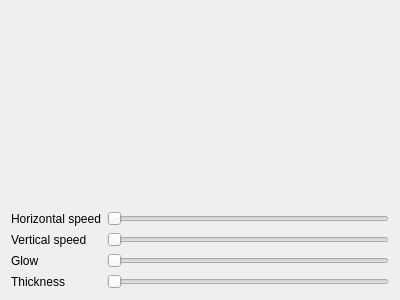
Old version of the form Effects/CrossingBeams/CrossingBeams.ui in the repository DLdota/OpenRGBEffectsPlugin.
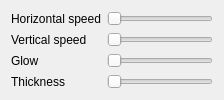
New version of the form. Custom widgets are drawn as their Qt base class.

Diff of the .ui file:
```diff
--- a/Effects/CrossingBeams/CrossingBeams.ui
+++ b/Effects/CrossingBeams/CrossingBeams.ui
@@ -6,61 +6,29 @@
    <rect>
     <x>0</x>
     <y>0</y>
-    <width>400</width>
-    <height>300</height>
+    <width>224</width>
+    <height>96</height>
    </rect>
   </property>
   <property name="windowTitle">
    <string>Form</string>
   </property>
   <layout class="QGridLayout" name="gridLayout">
-   <item row="3" column="1">
-    <widget class="QTooltipedSlider" name="glow">
-     <property name="minimum">
-      <number>1</number>
+   <item row="0" column="0">
+    <widget class="QLabel" name="label">
+     <property name="text">
+      <string>Horizontal speed</string>
      </property>
-     <property name="maximum">
-      <number>100</number>
-     </property>
-     <property name="orientation">
-      <enum>Qt::Horizontal</enum>
-     </property>
     </widget>
    </item>
-   <item row="2" column="1">
-    <widget class="QTooltipedSlider" name="v_speed">
-     <property name="minimum">
-      <number>1</number>
-     </property>
-     <property name="maximum">
-      <number>100</number>
-     </property>
-     <property name="orientation">
-      <enum>Qt::Horizontal</enum>
-     </property>
-    </widget>
-   </item>
-   <item row="0" column="0" colspan="2">
-    <spacer name="verticalSpacer">
-     <property name="orientation">
-      <enum>Qt::Vertical</enum>
-     </property>
-     <property name="sizeHint" stdset="0">
-      <size>
-       <width>20</width>
-       <height>40</height>
-      </size>
-     </property>
-    </spacer>
-   </item>
-   <item row="3" column="0">
+   <item row="2" column="0">
     <widget class="QLabel" name="label_3">
      <property name="text">
       <string>Glow</string>
      </property>
     </widget>
    </item>
-   <item row="1" column="1">
+   <item row="0" column="1">
     <widget class="QTooltipedSlider" name="h_speed">
      <property name="minimum">
       <number>1</number>
@@ -74,27 +42,46 @@
     </widget>
    </item>
    <item row="1" column="0">
-    <widget class="QLabel" name="label">
-     <property name="text">
-      <string>Horizontal speed</string>
-     </property>
-    </widget>
-   </item>
-   <item row="2" column="0">
     <widget class="QLabel" name="label_2">
      <property name="text">
       <string>Vertical speed</string>
      </property>
     </widget>
    </item>
-   <item row="4" column="1">
+   <item row="3" column="1">
     <widget class="QTooltipedSlider" name="thickness">
      <property name="orientation">
       <enum>Qt::Horizontal</enum>
      </property>
     </widget>
    </item>
-   <item row="4" column="0">
+   <item row="1" column="1">
+    <widget class="QTooltipedSlider" name="v_speed">
+     <property name="minimum">
+      <number>1</number>
+     </property>
+     <property name="maximum">
+      <number>100</number>
+     </property>
+     <property name="orientation">
+      <enum>Qt::Horizontal</enum>
+     </property>
+    </widget>
+   </item>
+   <item row="2" column="1">
+    <widget class="QTooltipedSlider" name="glow">
+     <property name="minimum">
+      <number>1</number>
+     </property>
+     <property name="maximum">
+      <number>100</number>
+     </property>
+     <property name="orientation">
+      <enum>Qt::Horizontal</enum>
+     </property>
+    </widget>
+   </item>
+   <item row="3" column="0">
     <widget class="QLabel" name="label_4">
      <property name="text">
       <string>Thickness</string>
```
